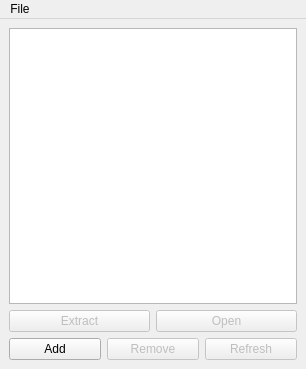
First picture: the form in ui/editors/erf/erf_editor.ui, repository NickHugi/PyKotor, before the edit.
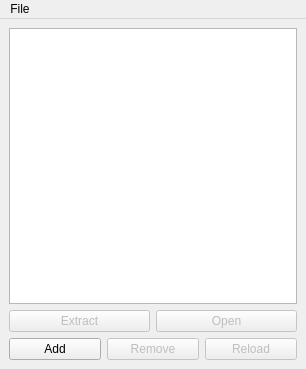
Second picture: the form after the edit.

Commit message: Rename "Refresh" to "Reload"

```diff
--- a/ui/editors/erf/erf_editor.ui
+++ b/ui/editors/erf/erf_editor.ui
@@ -83,7 +83,7 @@
          <bool>false</bool>
         </property>
         <property name="text">
-         <string>Refresh</string>
+         <string>Reload</string>
         </property>
        </widget>
       </item>
```
The commit also changes 2 other files.
